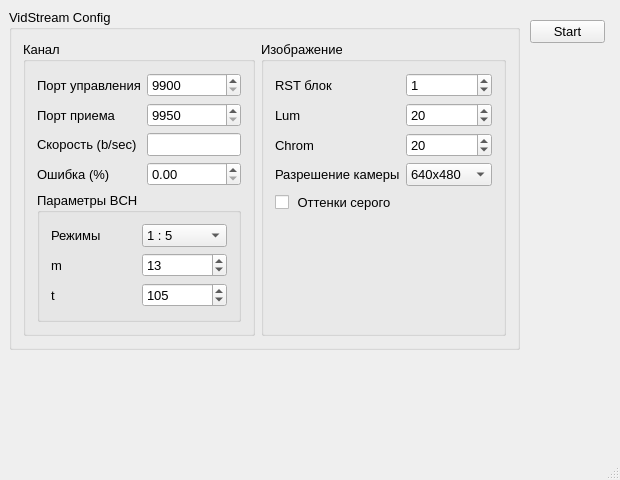
snikulov/vidstream, file vidstream/src/qtgui/ui/mainwindow.ui: the form before one commit.
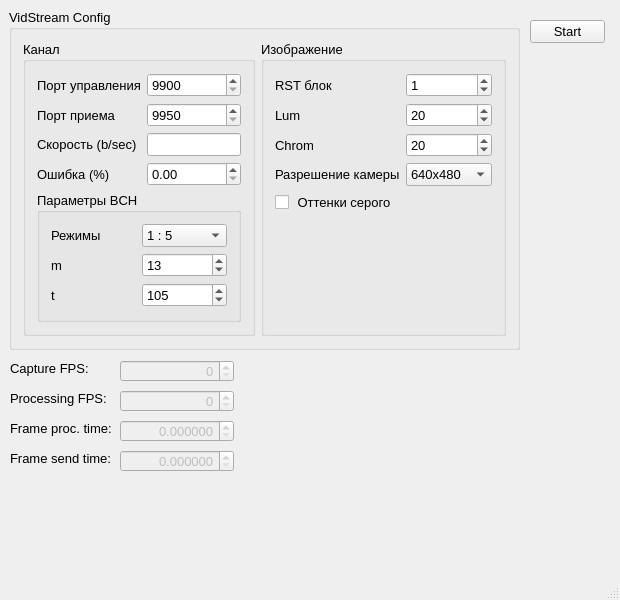
The form after the commit.

```diff
--- a/vidstream/src/qtgui/ui/mainwindow.ui
+++ b/vidstream/src/qtgui/ui/mainwindow.ui
@@ -7,7 +7,7 @@
     <x>0</x>
     <y>0</y>
     <width>620</width>
-    <height>480</height>
+    <height>600</height>
    </rect>
   </property>
   <property name="sizePolicy">
@@ -19,13 +19,13 @@
   <property name="minimumSize">
    <size>
     <width>620</width>
-    <height>480</height>
+    <height>600</height>
    </size>
   </property>
   <property name="maximumSize">
    <size>
     <width>620</width>
-    <height>480</height>
+    <height>600</height>
    </size>
   </property>
   <property name="font">
@@ -330,6 +330,152 @@
      <string>Start</string>
     </property>
    </widget>
+   <widget class="QLabel" name="label_7">
+    <property name="geometry">
+     <rect>
+      <x>10</x>
+      <y>360</y>
+      <width>81</width>
+      <height>16</height>
+     </rect>
+    </property>
+    <property name="text">
+     <string>Capture FPS:</string>
+    </property>
+   </widget>
+   <widget class="QLabel" name="label_8">
+    <property name="geometry">
+     <rect>
+      <x>10</x>
+      <y>390</y>
+      <width>111</width>
+      <height>16</height>
+     </rect>
+    </property>
+    <property name="text">
+     <string>Processing FPS:</string>
+    </property>
+   </widget>
+   <widget class="QLabel" name="label_14">
+    <property name="geometry">
+     <rect>
+      <x>10</x>
+      <y>420</y>
+      <width>101</width>
+      <height>16</height>
+     </rect>
+    </property>
+    <property name="text">
+     <string>Frame proc. time:</string>
+    </property>
+   </widget>
+   <widget class="QLabel" name="label_15">
+    <property name="geometry">
+     <rect>
+      <x>10</x>
+      <y>450</y>
+      <width>101</width>
+      <height>16</height>
+     </rect>
+    </property>
+    <property name="text">
+     <string>Frame send time:</string>
+    </property>
+   </widget>
+   <widget class="QSpinBox" name="spinBox_cap_fps">
+    <property name="enabled">
+     <bool>false</bool>
+    </property>
+    <property name="geometry">
+     <rect>
+      <x>120</x>
+      <y>360</y>
+      <width>114</width>
+      <height>22</height>
+     </rect>
+    </property>
+    <property name="alignment">
+     <set>Qt::AlignRight|Qt::AlignTrailing|Qt::AlignVCenter</set>
+    </property>
+    <property name="minimum">
+     <number>0</number>
+    </property>
+    <property name="maximum">
+     <number>9000</number>
+    </property>
+    <property name="value">
+     <number>0</number>
+    </property>
+   </widget>
+   <widget class="QSpinBox" name="spinBox_proc_fps">
+    <property name="enabled">
+     <bool>false</bool>
+    </property>
+    <property name="geometry">
+     <rect>
+      <x>120</x>
+      <y>390</y>
+      <width>114</width>
+      <height>22</height>
+     </rect>
+    </property>
+    <property name="alignment">
+     <set>Qt::AlignRight|Qt::AlignTrailing|Qt::AlignVCenter</set>
+    </property>
+    <property name="minimum">
+     <number>0</number>
+    </property>
+    <property name="maximum">
+     <number>9000</number>
+    </property>
+    <property name="value">
+     <number>0</number>
+    </property>
+   </widget>
+   <widget class="QDoubleSpinBox" name="doubleSpinBox_f_proc_time">
+    <property name="enabled">
+     <bool>false</bool>
+    </property>
+    <property name="geometry">
+     <rect>
+      <x>120</x>
+      <y>420</y>
+      <width>114</width>
+      <height>22</height>
+     </rect>
+    </property>
+    <property name="alignment">
+     <set>Qt::AlignRight|Qt::AlignTrailing|Qt::AlignVCenter</set>
+    </property>
+    <property name="decimals">
+     <number>6</number>
+    </property>
+    <property name="maximum">
+     <double>99999.990000000005239</double>
+    </property>
+   </widget>
+   <widget class="QDoubleSpinBox" name="doubleSpinBox_f_send_time">
+    <property name="enabled">
+     <bool>false</bool>
+    </property>
+    <property name="geometry">
+     <rect>
+      <x>120</x>
+      <y>450</y>
+      <width>114</width>
+      <height>22</height>
+     </rect>
+    </property>
+    <property name="alignment">
+     <set>Qt::AlignRight|Qt::AlignTrailing|Qt::AlignVCenter</set>
+    </property>
+    <property name="decimals">
+     <number>6</number>
+    </property>
+    <property name="maximum">
+     <double>99999.990000000005239</double>
+    </property>
+   </widget>
   </widget>
   <widget class="QStatusBar" name="statusBar"/>
  </widget>
```
